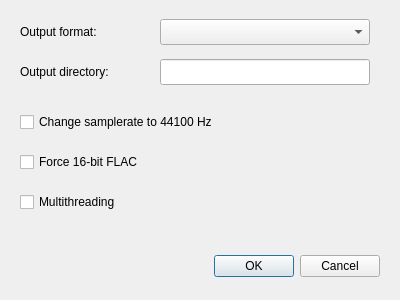
The window that src/settingsdialog.ui (Bleuzen/FFaudioConverter) describes before a commit, drawn with Qt 5.
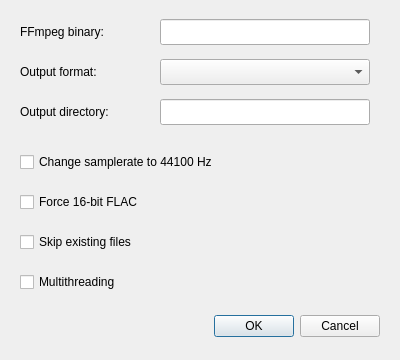
The same window after the commit.

Commit message: added settings for ffmpeg binary and skip existing files

What changed in the file:
```diff
--- a/src/settingsdialog.ui
+++ b/src/settingsdialog.ui
@@ -7,7 +7,7 @@
     <x>0</x>
     <y>0</y>
     <width>400</width>
-    <height>300</height>
+    <height>360</height>
    </rect>
   </property>
   <property name="windowTitle">
@@ -17,7 +17,7 @@
    <property name="geometry">
     <rect>
      <x>40</x>
-     <y>250</y>
+     <y>310</y>
      <width>340</width>
      <height>32</height>
     </rect>
@@ -33,7 +33,7 @@
    <property name="geometry">
     <rect>
      <x>20</x>
-     <y>20</y>
+     <y>60</y>
      <width>130</width>
      <height>24</height>
     </rect>
@@ -46,7 +46,7 @@
    <property name="geometry">
     <rect>
      <x>160</x>
-     <y>19</y>
+     <y>59</y>
      <width>210</width>
      <height>26</height>
     </rect>
@@ -56,7 +56,7 @@
    <property name="geometry">
     <rect>
      <x>20</x>
-     <y>110</y>
+     <y>150</y>
      <width>350</width>
      <height>24</height>
     </rect>
@@ -69,7 +69,7 @@
    <property name="geometry">
     <rect>
      <x>20</x>
-     <y>190</y>
+     <y>270</y>
      <width>350</width>
      <height>24</height>
     </rect>
@@ -82,7 +82,7 @@
    <property name="geometry">
     <rect>
      <x>20</x>
-     <y>150</y>
+     <y>190</y>
      <width>350</width>
      <height>24</height>
     </rect>
@@ -95,7 +95,7 @@
    <property name="geometry">
     <rect>
      <x>20</x>
-     <y>60</y>
+     <y>100</y>
      <width>130</width>
      <height>24</height>
     </rect>
@@ -108,12 +108,52 @@
    <property name="geometry">
     <rect>
      <x>160</x>
-     <y>59</y>
+     <y>99</y>
      <width>210</width>
      <height>26</height>
     </rect>
    </property>
   </widget>
+  <widget class="QLabel" name="label_3">
+   <property name="geometry">
+    <rect>
+     <x>20</x>
+     <y>20</y>
+     <width>130</width>
+     <height>24</height>
+    </rect>
+   </property>
+   <property name="text">
+    <string>FFmpeg binary:</string>
+   </property>
+  </widget>
+  <widget class="QLineEdit" name="lineEdit_FFmpegBinary">
+   <property name="geometry">
+    <rect>
+     <x>160</x>
+     <y>19</y>
+     <width>210</width>
+     <height>26</height>
+    </rect>
+   </property>
+  </widget>
+  <widget class="QCheckBox" name="checkBox_SkipExistingFiles">
+   <property name="geometry">
+    <rect>
+     <x>20</x>
+     <y>230</y>
+     <width>350</width>
+     <height>24</height>
+    </rect>
+   </property>
+   <property name="toolTip">
+    <string>Do not convert already existing converted files again.
+Disable this to reencode and overwrite existing files.</string>
+   </property>
+   <property name="text">
+    <string>Skip existing files</string>
+   </property>
+  </widget>
  </widget>
  <resources/>
  <connections>
```
Left out of the diff: 9 changed lines with no effect on the pictures. The commit also changes 9 other files.
